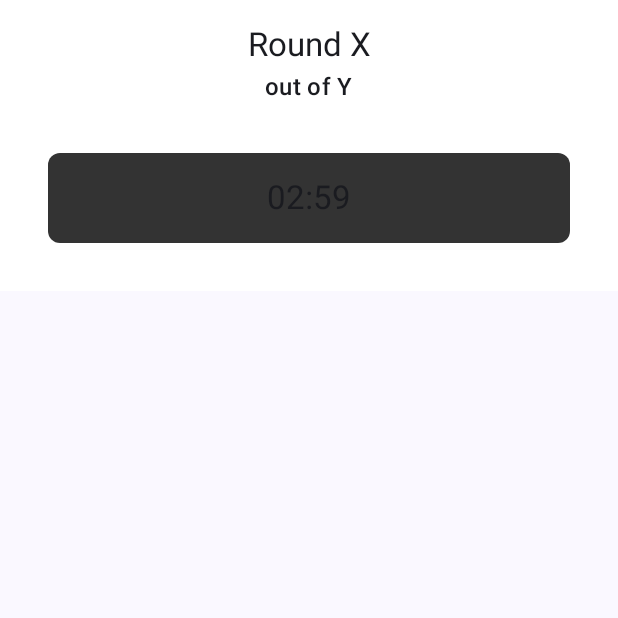
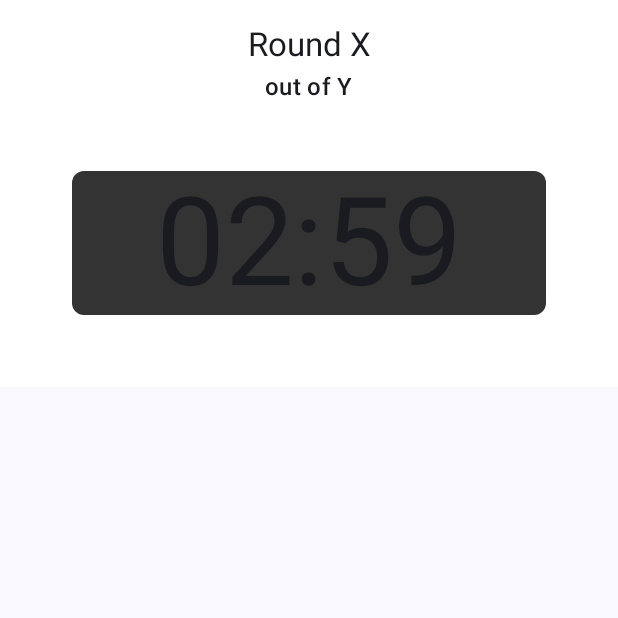
Before and after one commit to Ederrod/Sombra, an Android app built with Jetpack Compose: the screen it shows after launch (MainActivity), after a tap on "Start", on a phone screen of 412 x 824 dp, the top half of it. Run offline under Robolectric (Android 15) with nearby library versions, the phone set to English and light mode, and no system bars.

Commit message:
Update MainActivity.kt

```diff
--- a/app/src/main/java/com/example/sombra/MainActivity.kt
+++ b/app/src/main/java/com/example/sombra/MainActivity.kt
@@ -12,6 +12,7 @@ import androidx.compose.ui.Alignment
 import androidx.compose.ui.Modifier
 import androidx.compose.ui.graphics.Color
 import androidx.compose.ui.text.font.FontWeight
+import androidx.compose.ui.text.style.TextAlign
 import androidx.compose.ui.tooling.preview.Preview
 import androidx.compose.ui.unit.dp
 import androidx.compose.ui.unit.sp
@@ -154,7 +155,7 @@ fun ClockUI(remainingTime: Long) {
             .fillMaxWidth()
             .wrapContentHeight(),
         horizontalAlignment = Alignment.CenterHorizontally
-    ){
+    ) {
         Text(
             text = "Round X",
             style = MaterialTheme.typography.titleLarge,
@@ -162,11 +163,17 @@ fun ClockUI(remainingTime: Long) {
 
         )
         Text(
-            modifier = Modifier.padding(bottom = 16.dp),
             text = "out of Y",
-            style = MaterialTheme.typography.titleMedium
+            style = MaterialTheme.typography.titleMedium,
+            modifier = Modifier.padding(bottom = 12.dp)
         )
-
+        Box(
+            contentAlignment = Alignment.Center,
+            modifier = Modifier
+                .padding(16.dp)
+                .fillMaxWidth()
+                .wrapContentHeight()
+        ){
         Surface(
             modifier = Modifier
                 .padding(16.dp)
@@ -175,15 +182,12 @@ fun ClockUI(remainingTime: Long) {
             color = Color(0xFF333333),
             shape = RoundedCornerShape(8.dp),
 //        elevation = 4.dp
-    ) {
-        Box(
-            contentAlignment = Alignment.Center,
-            modifier = Modifier.padding(16.dp)
-        ) {
+        ){
             Text(
                     text = formattedTime,
-                style = MaterialTheme.typography.titleLarge
-
+                    fontSize = 82.sp,
+                    style = MaterialTheme.typography.titleLarge,
+                    textAlign = TextAlign.Center
                 )
             }
         }
```
Lines whose indentation alone changed are shown as unchanged.
